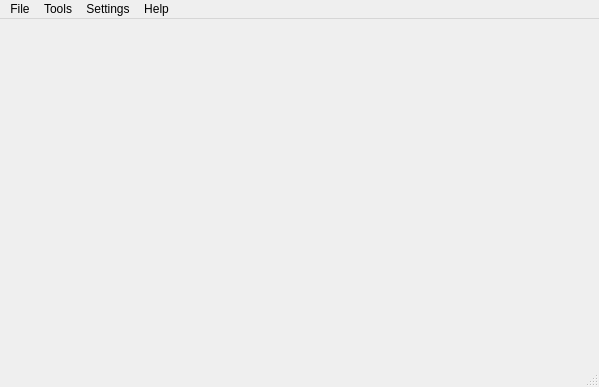
Qt form src/bioData.ui (mariasom/diplomovka) before a commit.
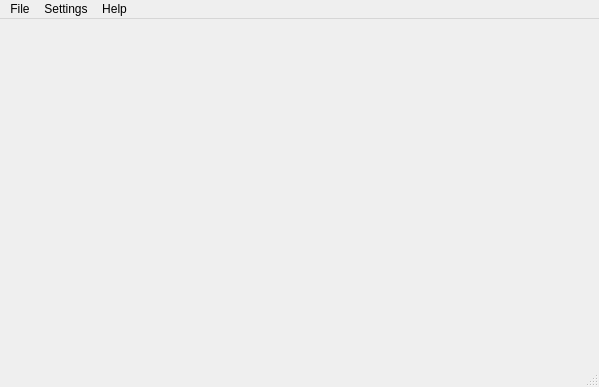
The same form after that commit.

Commit message: resetView, dorobene ui pre ukladanie vtk files, 2d/3d zobrazenia treba este kuknut

```diff
--- a/src/bioData.ui
+++ b/src/bioData.ui
@@ -65,15 +65,7 @@
     <addaction name="actionDocumentation"/>
     <addaction name="actionAbout"/>
    </widget>
-   <widget class="QMenu" name="menuTools">
-    <property name="title">
-     <string>Tools</string>
-    </property>
-    <addaction name="actionDistanced_Function"/>
-    <addaction name="actionSign_Distanced_Function"/>
-   </widget>
    <addaction name="menuFile"/>
-   <addaction name="menuTools"/>
    <addaction name="menuSettings"/>
    <addaction name="menuAbout"/>
   </widget>
```
Left out of the diff: 60 changed lines with no effect on the pictures. The commit also changes 6 other files.
